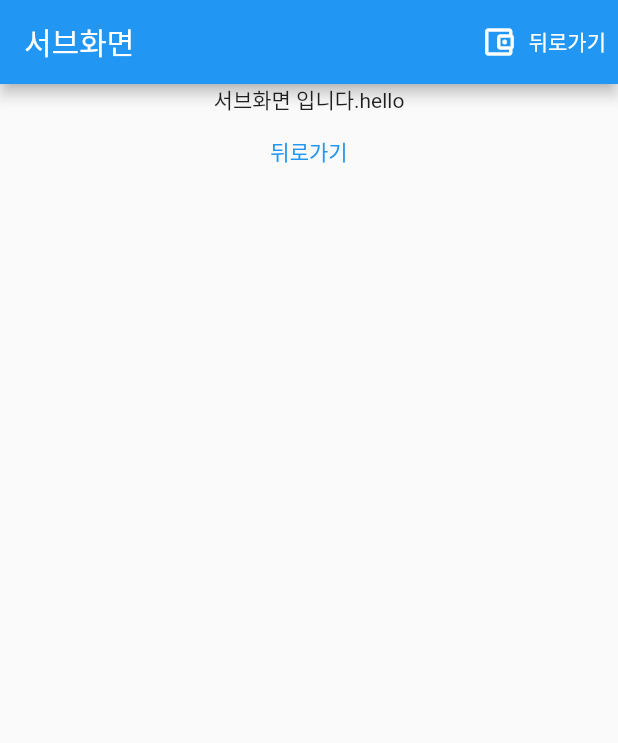
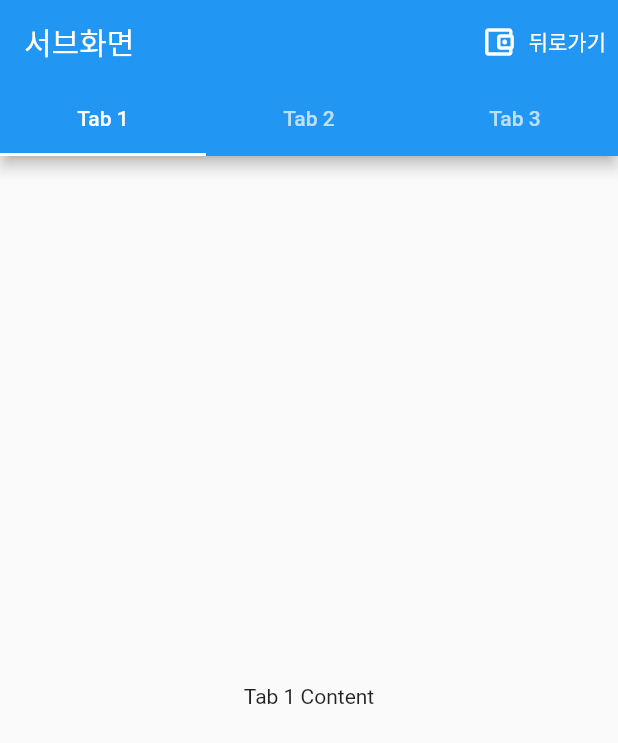
Before and after one commit to KIM-Git-Hub/practice_flutter, a Flutter app: the screen it shows after launch, after a tap on "텍스트버튼", on a phone screen of 412 x 824 dp. Shown: the top 743 px of the screen. Run offline on Flutter 3.47's test engine with Material 2 defaults, Android fonts, the light colour scheme and no system bars.

Commit message:
practice 10/31 完

```diff
--- a/lib/screen/main_screen.dart
+++ b/lib/screen/main_screen.dart
@@ -17,11 +17,24 @@ class _MainScreenState extends State<MainScreen> {
   Widget build(BuildContext context) {
     return Scaffold(
       appBar: AppBar(title: Text('메인화면'),),
+      drawer: Drawer(child: ListView(children: [
+        DrawerHeader(child: Text('헤더영역')),
+        ListTile(title: Text('홈화면'), onTap: () {
+
+        },),
+        ListTile(title: Text('메인 화면'), onTap: () {
+
+        },),
+        ListTile(title: Text('서브 화면'), onTap: () {
+
+        },),
+      ],),),
       body: Column(
         children: [
           TextButton(onPressed: () {
             Navigator.pushNamed(context, '/sub', arguments: 'hello'); //화면이동 뿐만 아니라 정보도 넘겨줄수 잇음
           }, child: Text('텍스트버튼')),
+
 
           /*  TextField(
             controller: idController, //사용자가 텍스트 필드에 입력하는 값을 받아낼 수 있더
--- a/lib/screen/sub_screen.dart
+++ b/lib/screen/sub_screen.dart
@@ -2,27 +2,57 @@ import 'package:flutter/material.dart';
 
 class SubScreen extends StatelessWidget {
   String msg;
+
   SubScreen({super.key, required this.msg}); //정보받기
 
   @override
   Widget build(BuildContext context) {
-    return Scaffold(
-      appBar: AppBar(title: Text('서브화면'), actions: [
-        Icon(Icons.account_balance_wallet_outlined),
-        TextButton(onPressed: () {
-          Navigator.pop(context);
-        }, child: Text('뒤로가기', style: TextStyle(color: Colors.white),))
-      ],automaticallyImplyLeading: false /*앱바 화살표 뒤로가기 없애기*/ ,),
-      body: Column(
-        children: [
-          Center(child: Text('서브화면 입니다.$msg'),),
-          TextButton(onPressed: () {
-              //현재 스택 제거
-              Navigator.pop(context);
-          }, child: Text('뒤로가기')),
-        ],
-      ),
-    );
+    return DefaultTabController(  //Scaffold의 상위 영역
+        length: 3,
+        child: Scaffold(
+          appBar: AppBar(
+            title: Text('서브화면'),
+            actions: [
+              Icon(Icons.account_balance_wallet_outlined),
+              TextButton(
+                  onPressed: () {
+                    Navigator.pop(context);
+                  },
+                  child: Text(
+                    '뒤로가기',
+                    style: TextStyle(color: Colors.white),
+                  ))
+            ],
+            automaticallyImplyLeading: false /*앱바 화살표 뒤로가기 없애기*/,
 
+            bottom: TabBar(tabs: [
+              Tab(text: 'Tab 1',),
+              Tab(text: 'Tab 2',),
+              Tab(text: 'Tab 3',),
+            ],),
+          ),
+          body: TabBarView(
+            children: [
+              Center(child: Text('Tab 1 Content'),),
+              Center(child: Text('Tab 2 Content'),),
+              Center(child: Text('Tab 3 Content'),),
+            ],
+          )
+
+
+          /*Column(
+            children: [
+              Center(
+                child: Text('서브화면 입니다.$msg'),
+              ),
+              TextButton(
+                  onPressed: () {
+                    //현재 스택 제거
+                    Navigator.pop(context);
+                  },
+                  child: Text('뒤로가기')),
+            ],
+          ),*/
+        ));
   }
 }
```
